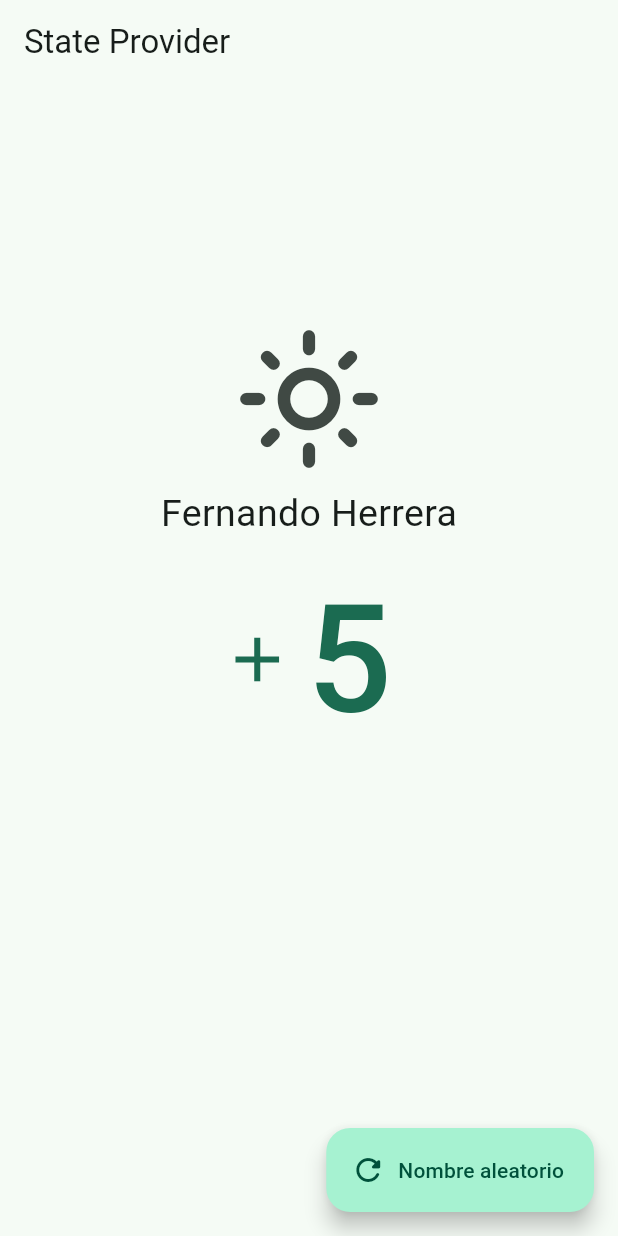
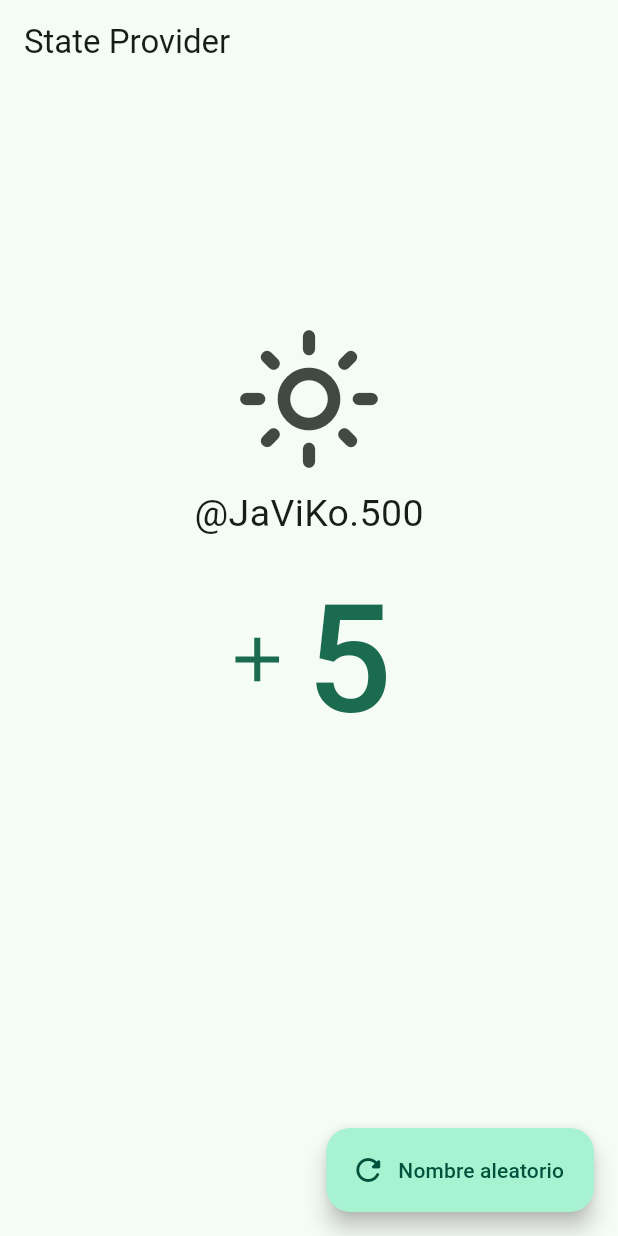
Before and after one commit to JaviKo500/flutter-riverpod, a Flutter app: the StateProviderScreen screen opened by its route, after a tap on "Nombre aleatorio", on a phone screen of 412 x 824 dp. Run offline on Flutter 3.47's test engine with Material 3 defaults, Android fonts, the phone set to English and light mode, and no system bars; our stand-ins replace dio, flutter_riverpod, go_router, riverpod_annotation; missing offline and left inert: random_name_generator; generated files the repository leaves out were written again; statements that could not run were skipped.

Commit message:
user name provider

```diff
--- a/lib/presentation/screens/03_state_provider/state_provider_screen.dart
+++ b/lib/presentation/screens/03_state_provider/state_provider_screen.dart
@@ -1,5 +1,6 @@
 import 'package:flutter/material.dart';
 import 'package:flutter_riverpod/flutter_riverpod.dart';
+import 'package:riverpod_app/config/config.dart';
 import 'package:riverpod_app/presentation/providers/providers.dart';
 
 
@@ -10,6 +11,7 @@ class StateProviderScreen extends ConsumerWidget {
   Widget build(BuildContext context, WidgetRef ref) {
     final counter = ref.watch( counterProvider );
     final darkMode = ref.watch( darkModeProvider );
+    final userName = ref.watch( userNameProvider );
     return Scaffold(
       appBar: AppBar(
         title: const Text('State Provider'),
@@ -29,7 +31,7 @@ class StateProviderScreen extends ConsumerWidget {
               },
             ),
 
-            const Text('Fernando Herrera', style: TextStyle(fontSize: 25 )),
+            Text(userName, style: const TextStyle(fontSize: 25 )),
 
             TextButton.icon(
               icon: const Icon( Icons.add, size: 50,),
@@ -46,7 +48,9 @@ class StateProviderScreen extends ConsumerWidget {
       floatingActionButton: FloatingActionButton.extended(
         label: const Text('Nombre aleatorio'),
         icon: const Icon( Icons.refresh_rounded ),
-        onPressed: () {},
+        onPressed: () {
+          ref.read( userNameProvider.notifier ).changeName( RandomGenerator.getRandomName() );
+        },
       ),
     );
   }
```
Also changed, not shown: lib/presentation/providers/state_providers.dart (+10 -0 lines), lib/presentation/providers/state_providers.g.dart.
